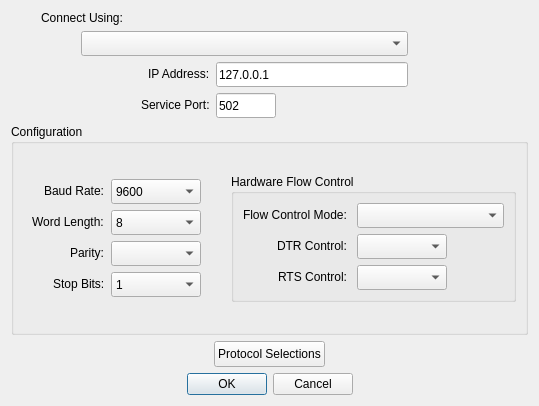
Before: the Qt Designer form omodscan/dialogs/dialogconnectiondetails.ui in sanny32/OpenModScan, drawn with Qt 5.
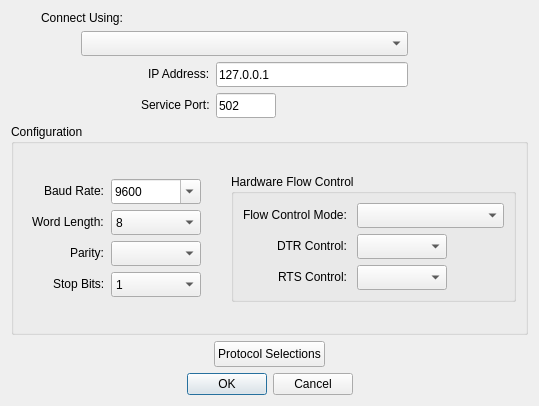
After: the same form once the commit is applied. Custom widgets are drawn as their Qt base class.

Commit message: baud rate at connection dialog now is editable

```diff
--- a/omodscan/dialogs/dialogconnectiondetails.ui
+++ b/omodscan/dialogs/dialogconnectiondetails.ui
@@ -216,6 +216,9 @@
             <height>25</height>
            </size>
           </property>
+          <property name="editable">
+           <bool>true</bool>
+          </property>
           <property name="currentIndex">
            <number>3</number>
           </property>
```
Left out of the diff: 32 changed lines with no effect on the pictures. The commit also changes 3 other files.
